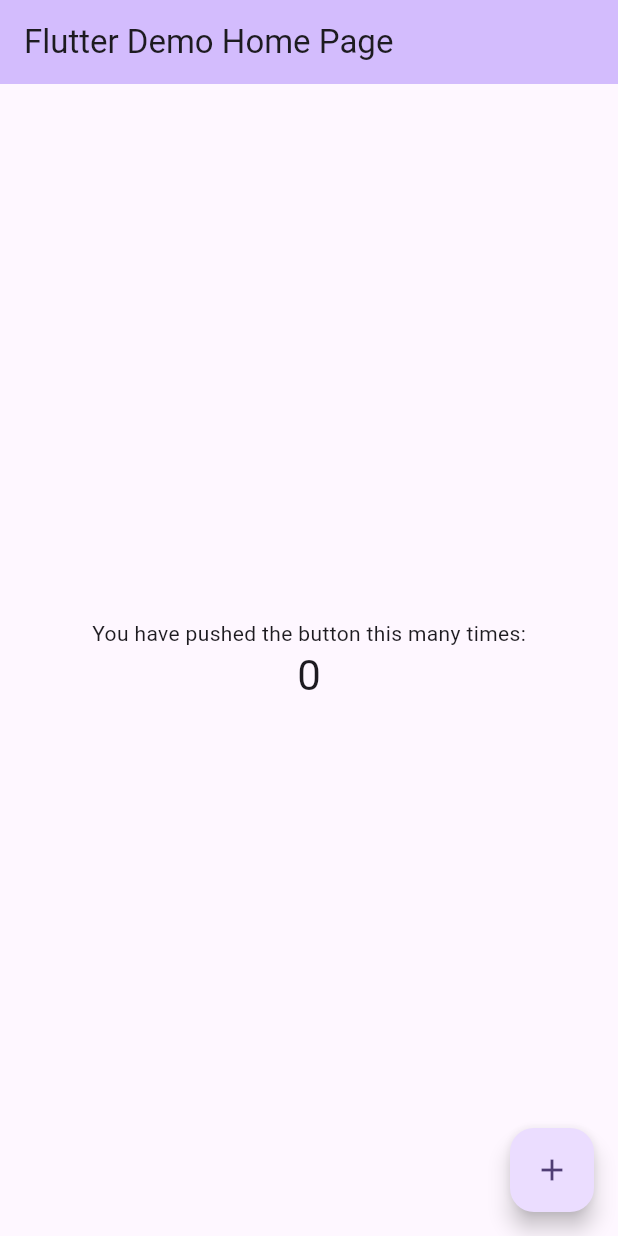
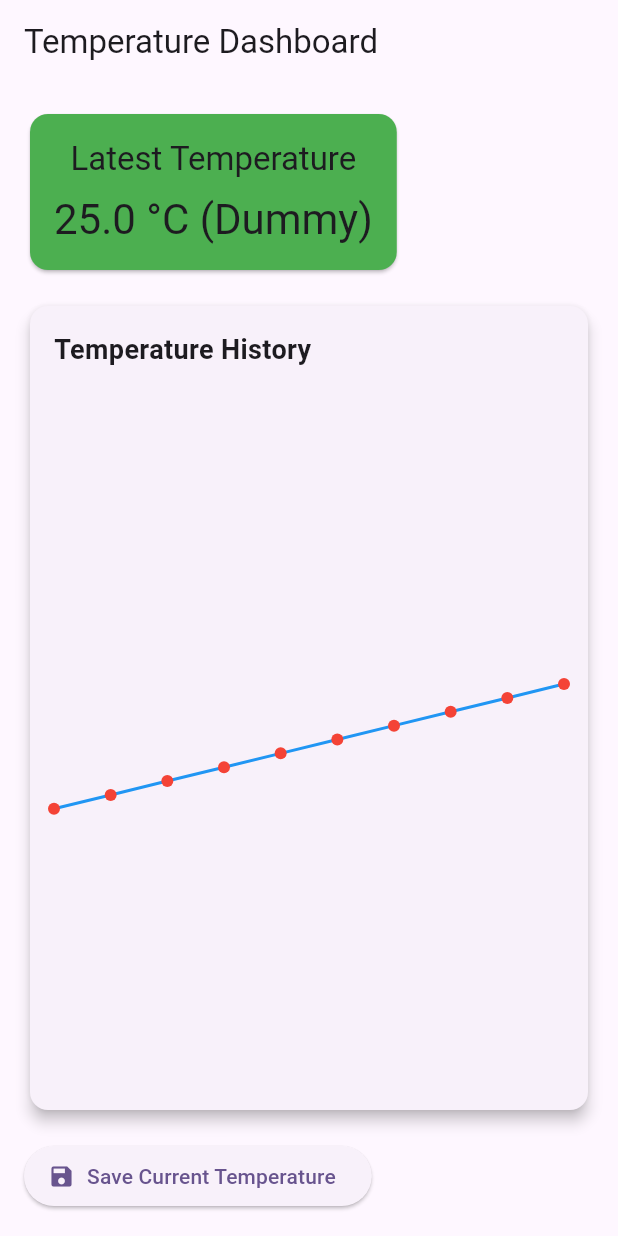
Before and after one commit to RodrigoSCoutinho/thermal_tracker, a Flutter app: the screen it shows after launch, on a phone screen of 412 x 824 dp. Run offline on Flutter 3.47's test engine with Material 3 defaults, Android fonts, the phone set to English and light mode, and no system bars; network calls fail.

Commit message:
PJ-03: Implement main application structure with temperature monitoring features and update README.md

```diff
--- a/thermal_app/lib/main.dart
+++ b/thermal_app/lib/main.dart
@@ -1,4 +1,5 @@
 import 'package:flutter/material.dart';
+import 'screens/dashboard_screen.dart';
 
 void main() {
   runApp(const MyApp());
@@ -7,31 +8,15 @@ void main() {
 class MyApp extends StatelessWidget {
   const MyApp({super.key});
 
-  // This widget is the root of your application.
   @override
   Widget build(BuildContext context) {
     return MaterialApp(
-      title: 'Flutter Demo',
+      title: 'Thermal Tracker',
       theme: ThemeData(
-        // This is the theme of your application.
-        //
-        // TRY THIS: Try running your application with "flutter run". You'll see
-        // the application has a blue toolbar. Then, without quitting the app,
-        // try changing the seedColor in the colorScheme below to Colors.green
-        // and then invoke "hot reload" (save your changes or press the "hot
-        // reload" button in a Flutter-supported IDE, or press "r" if you used
-        // the command line to start the app).
-        //
-        // Notice that the counter didn't reset back to zero; the application
-        // state is not lost during the reload. To reset the state, use hot
-        // restart instead.
-        //
-        // This works for code too, not just values: Most code changes can be
-        // tested with just a hot reload.
         colorScheme: ColorScheme.fromSeed(seedColor: Colors.deepPurple),
         useMaterial3: true,
       ),
-      home: const MyHomePage(title: 'Flutter Demo Home Page'),
+      home: const DashboardScreen(),
     );
   }
 }
--- /dev/null
+++ b/thermal_app/lib/screens/dashboard_screen.dart
@@ -0,0 +1,188 @@
+import 'package:flutter/material.dart';
+import '../services/api_service.dart';
+import '../widgets/temperature_card.dart';
+
+class DashboardScreen extends StatefulWidget {
+  const DashboardScreen({Key? key}) : super(key: key);
+
+  @override
+  State<DashboardScreen> createState() => _DashboardScreenState();
+}
+
+class _DashboardScreenState extends State<DashboardScreen> {
+  final ApiService apiService = ApiService(
+    baseUrl: 'https://api.thingspeak.com/channels/YOUR_CHANNEL_ID',
+    apiKey: 'YOUR_API_KEY',
+  );
+
+  String latestTemperature = 'Loading...';
+  Color cardColor = Colors.blue;
+  List<double> temperatureHistory = [];
+  bool isLoading = true;
+
+  @override
+  void initState() {
+    super.initState();
+    fetchTemperature();
+    fetchTemperatureHistory();
+  }
+
+  Future<void> fetchTemperature() async {
+    try {
+      final data = await apiService.fetchLatestData();
+      if (data['feeds'] != null && data['feeds'].isNotEmpty) {
+        setState(() {
+          latestTemperature = '${data['feeds'][0]['field1']} °C';
+          cardColor = double.parse(data['feeds'][0]['field1']) > 30
+              ? Colors.red
+              : Colors.green;
+        });
+      } else {
+        setDummyData();
+      }
+    } catch (e) {
+      setDummyData();
+    }
+  }
+
+  Future<void> fetchTemperatureHistory() async {
+    try {
+      final data = await apiService.fetchHistoricalData();
+      if (data.isNotEmpty) {
+        setState(() {
+          temperatureHistory = data
+              .map<double>((entry) => double.tryParse(entry['field1']) ?? 0.0)
+              .toList();
+          isLoading = false;
+        });
+      } else {
+        setDummyHistory();
+      }
+    } catch (e) {
+      setDummyHistory();
+    }
+  }
+
+  void setDummyData() {
+    setState(() {
+      latestTemperature = '25.0 °C (Dummy)';
+      cardColor = Colors.green;
+    });
+  }
+
+  void setDummyHistory() {
+    setState(() {
+      temperatureHistory = List.generate(10, (index) => 20 + index.toDouble());
+      isLoading = false;
+    });
+  }
+
+  @override
+  Widget build(BuildContext context) {
+    return Scaffold(
+      appBar: AppBar(
+        title: const Text('Temperature Dashboard'),
+      ),
+      body: Padding(
+        padding: const EdgeInsets.all(16.0),
+        child: Column(
+          crossAxisAlignment: CrossAxisAlignment.start,
+          children: [
+            // Latest Temperature Card
+            TemperatureCard(
+              title: 'Latest Temperature',
+              value: latestTemperature,
+              color: cardColor,
+            ),
+            const SizedBox(height: 16),
+            // Temperature History Chart
+            Expanded(
+              child: Card(
+                elevation: 4,
+                child: Padding(
+                  padding: const EdgeInsets.all(16.0),
+                  child: Column(
+                    crossAxisAlignment: CrossAxisAlignment.start,
+                    children: [
+                      const Text(
+                        'Temperature History',
+                        style: TextStyle(
+                          fontSize: 18,
+                          fontWeight: FontWeight.bold,
+                        ),
+                      ),
+                      const SizedBox(height: 16),
+                      Expanded(
+                        child: isLoading
+                            ? const Center(child: CircularProgressIndicator())
+                            : CustomPaint(
+                                painter: TemperatureChartPainter(
+                                  data: temperatureHistory,
+                                ),
+                                child: Container(),
+                              ),
+                      ),
+                    ],
+                  ),
+                ),
+              ),
+            ),
+            const SizedBox(height: 16),
+            // Save Temperature Section
+            ElevatedButton.icon(
+              onPressed: () {
+                ScaffoldMessenger.of(context).showSnackBar(
+                  const SnackBar(content: Text('Temperature saved!')),
+                );
+              },
+              icon: const Icon(Icons.save),
+              label: const Text('Save Current Temperature'),
+            ),
+          ],
+        ),
+      ),
+    );
+  }
+}
+
+class TemperatureChartPainter extends CustomPainter {
+  final List<double> data;
+
+  TemperatureChartPainter({required this.data});
+
+  @override
+  void paint(Canvas canvas, Size size) {
+    final paint = Paint()
+      ..color = Colors.blue
+      ..strokeWidth = 2
+      ..style = PaintingStyle.stroke;
+
+    final path = Path();
+    final double spacing = size.width / (data.length - 1);
+    for (int i = 0; i < data.length; i++) {
+      final x = i * spacing;
+      final y =
+          size.height - (data[i] / 50 * size.height); // Normalize to height
+      if (i == 0) {
+        path.moveTo(x, y);
+      } else {
+        path.lineTo(x, y);
+      }
+    }
+
+    canvas.drawPath(path, paint);
+
+    // Draw points
+    final pointPaint = Paint()
+      ..color = Colors.red
+      ..style = PaintingStyle.fill;
+    for (int i = 0; i < data.length; i++) {
+      final x = i * spacing;
+      final y = size.height - (data[i] / 50 * size.height);
+      canvas.drawCircle(Offset(x, y), 4, pointPaint);
+    }
+  }
+
+  @override
+  bool shouldRepaint(covariant CustomPainter oldDelegate) => true;
+}
--- /dev/null
+++ b/thermal_app/lib/widgets/temperature_card.dart
@@ -0,0 +1,38 @@
+import 'package:flutter/material.dart';
+
+class TemperatureCard extends StatelessWidget {
+  final String title;
+  final String value;
+  final Color color;
+
+  const TemperatureCard({
+    Key? key,
+    required this.title,
+    required this.value,
+    required this.color,
+  }) : super(key: key);
+
+  @override
+  Widget build(BuildContext context) {
+    return Card(
+      color: color,
+      child: Padding(
+        padding: const EdgeInsets.all(16.0),
+        child: Column(
+          mainAxisSize: MainAxisSize.min,
+          children: [
+            Text(
+              title,
+              style: Theme.of(context).textTheme.titleLarge,
+            ),
+            const SizedBox(height: 8),
+            Text(
+              value,
+              style: Theme.of(context).textTheme.headlineMedium,
+            ),
+          ],
+        ),
+      ),
+    );
+  }
+}
--- a/thermal_app/pubspec.yaml
+++ b/thermal_app/pubspec.yaml
@@ -35,6 +35,7 @@ dependencies:
   # The following adds the Cupertino Icons font to your application.
   # Use with the CupertinoIcons class for iOS style icons.
   cupertino_icons: ^1.0.2
+  http: ^1.1.0
 
 dev_dependencies:
   flutter_test:
```
Also changed, not shown: thermal_app/lib/services/api_service.dart (added, +29 -0 lines), thermal_app/images/screen1.png (added), thermal_app/pubspec.lock, 1 other file.
